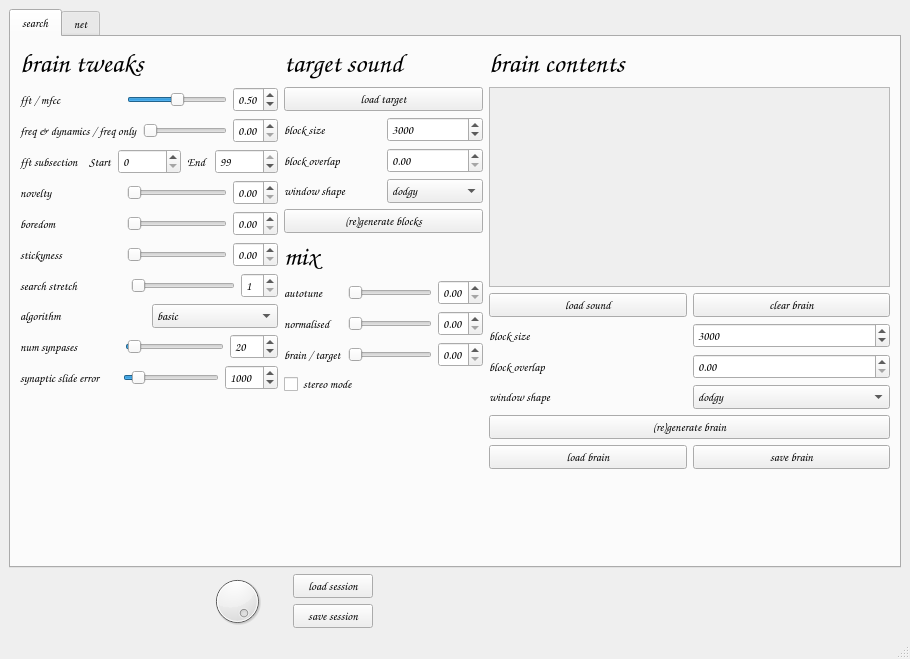
This is samplebrain/interface/samplebrain.ui in aeiouaeiouaeiouaeiouaeiouaeiou/samplebrain as Qt 5 draws it before an edit. The edited form follows.
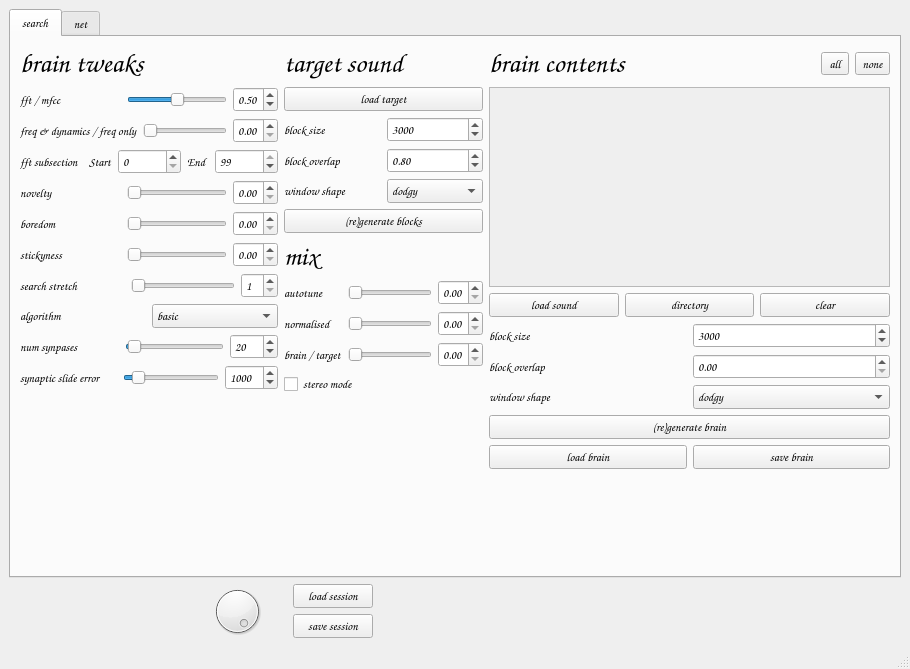
This is the edited form. Icons and pictures are not drawn.

Commit message: more sound slection stuff

```diff
--- a/samplebrain/interface/samplebrain.ui
+++ b/samplebrain/interface/samplebrain.ui
@@ -7,7 +7,7 @@
     <x>0</x>
     <y>0</y>
     <width>910</width>
-    <height>659</height>
+    <height>669</height>
    </rect>
   </property>
   <property name="windowTitle">
@@ -771,13 +771,13 @@
             <item>
              <widget class="QDoubleSpinBox" name="doubleSpinBoxBlockOverlapTarget">
               <property name="maximum">
-               <double>1.000000000000000</double>
+               <double>0.990000000000000</double>
               </property>
               <property name="singleStep">
                <double>0.010000000000000</double>
               </property>
               <property name="value">
-               <double>0.000000000000000</double>
+               <double>0.800000000000000</double>
               </property>
              </widget>
             </item>
@@ -1066,19 +1066,37 @@
         <item>
          <layout class="QVBoxLayout" name="verticalLayout_2">
           <item>
-           <widget class="QLabel" name="label_3">
-            <property name="font">
-             <font>
-              <family>Comic Sans MS</family>
-              <pointsize>20</pointsize>
-              <weight>75</weight>
-              <bold>true</bold>
-             </font>
-            </property>
-            <property name="text">
-             <string>brain contents</string>
-            </property>
-           </widget>
+           <layout class="QHBoxLayout" name="horizontalLayout_18">
+            <item>
+             <widget class="QLabel" name="label_3">
+              <property name="font">
+               <font>
+                <family>Comic Sans MS</family>
+                <pointsize>20</pointsize>
+                <weight>75</weight>
+                <bold>true</bold>
+               </font>
+              </property>
+              <property name="text">
+               <string>brain contents</string>
+              </property>
+             </widget>
+            </item>
+            <item>
+             <widget class="QToolButton" name="toolButtonAll">
+              <property name="text">
+               <string>all</string>
+              </property>
+             </widget>
+            </item>
+            <item>
+             <widget class="QToolButton" name="toolButtonNone">
+              <property name="text">
+               <string>none</string>
+              </property>
+             </widget>
+            </item>
+           </layout>
           </item>
           <item>
            <widget class="QScrollArea" name="scrollArea">
@@ -1124,6 +1142,13 @@
               </property>
              </widget>
             </item>
+            <item>
+             <widget class="QPushButton" name="pushButtonLoadSounds">
+              <property name="text">
+               <string>directory</string>
+              </property>
+             </widget>
+            </item>
             <item>
              <widget class="QPushButton" name="pushButtonClearBrain">
               <property name="font">
@@ -1134,7 +1159,7 @@
                </font>
               </property>
               <property name="text">
-               <string>clear brain</string>
+               <string>clear</string>
               </property>
              </widget>
             </item>
```
Left out of the diff: 72 changed lines with no effect on the pictures. The commit also changes 2 other files.
